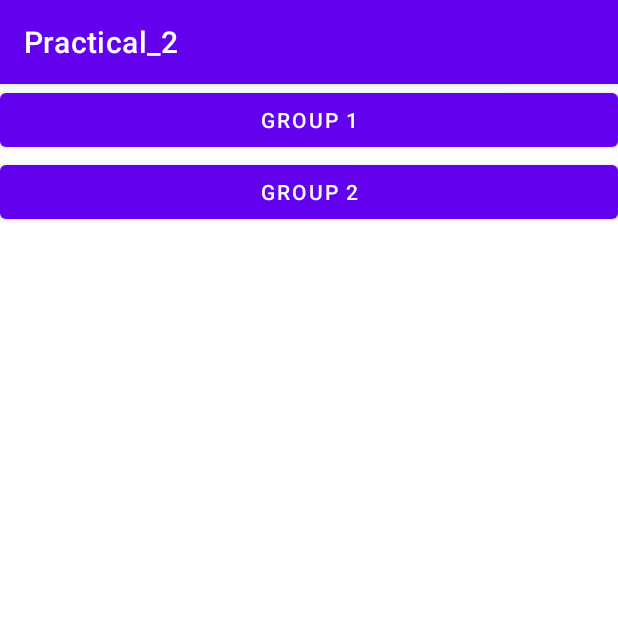
After one commit to MAD11877/mad22-practical-6---storage-rurururun, an Android app: the MessageGroup screen opened directly, with no data from a screen before it, on a phone screen of 412 x 824 dp, the top half of it. The commit adds this screen. Run offline under Robolectric (Android 15) with nearby library versions, the phone set to English and light mode, and no system bars.

Commit message:
Practical 3 Completed

```diff
--- /dev/null
+++ b/app/src/main/java/sg/edu/np/practical_2/MessageGroup.java
@@ -0,0 +1,49 @@
+package sg.edu.np.practical_2;
+
+import androidx.appcompat.app.AppCompatActivity;
+import androidx.fragment.app.Fragment;
+import androidx.fragment.app.FragmentTransaction;
+
+import android.os.Bundle;
+import android.view.View;
+import android.widget.Button;
+
+public class MessageGroup extends AppCompatActivity {
+
+    @Override
+    protected void onCreate(Bundle savedInstanceState) {
+        super.onCreate(savedInstanceState);
+        setContentView(R.layout.activity_message_group);
+        Button group1 = findViewById(R.id.button3);
+        Button group2 = findViewById(R.id.button4);
+
+        Fragment f1 = new Fragment(R.layout.group1);
+        Fragment f2 = new Fragment(R.layout.group2);
+
+        group1.setOnClickListener(new View.OnClickListener() {
+            @Override
+            public void onClick(View view) {
+                // Begin the transaction
+                FragmentTransaction ft = getSupportFragmentManager().beginTransaction();
+                // Replace the contents of the container with the new fragment
+                ft.replace(R.id.frameLayout, f1);
+                // or ft.add(R.id.your_placeholder, new FooFragment());
+                // Complete the changes added above
+                ft.commit();
+            }
+        });
+
+        group2.setOnClickListener(new View.OnClickListener() {
+            @Override
+            public void onClick(View view) {
+                // Begin the transaction
+                FragmentTransaction ft = getSupportFragmentManager().beginTransaction();
+                // Replace the contents of the container with the new fragment
+                ft.replace(R.id.frameLayout, f2);
+                // or ft.add(R.id.your_placeholder, new FooFragment());
+                // Complete the changes added above
+                ft.commit();
+            }
+        });
+    }
+}
--- /dev/null
+++ b/app/src/main/res/layout/activity_message_group.xml
@@ -0,0 +1,37 @@
+<?xml version="1.0" encoding="utf-8"?>
+<androidx.constraintlayout.widget.ConstraintLayout xmlns:android="http://schemas.android.com/apk/res/android"
+    xmlns:app="http://schemas.android.com/apk/res-auto"
+    xmlns:tools="http://schemas.android.com/tools"
+    android:layout_width="match_parent"
+    android:layout_height="match_parent"
+    tools:context=".MessageGroup" >
+
+    <Button
+        android:id="@+id/button3"
+        android:layout_width="match_parent"
+        android:layout_height="wrap_content"
+        android:text="Group 1"
+        app:layout_constraintEnd_toEndOf="parent"
+        app:layout_constraintStart_toStartOf="parent"
+        app:layout_constraintTop_toTopOf="parent" />
+
+    <Button
+        android:id="@+id/button4"
+        android:layout_width="match_parent"
+        android:layout_height="wrap_content"
+        android:text="Group 2"
+        app:layout_constraintEnd_toEndOf="parent"
+        app:layout_constraintStart_toStartOf="parent"
+        app:layout_constraintTop_toBottomOf="@+id/button3" />
+
+    <FrameLayout
+        android:id="@+id/frameLayout"
+        android:layout_width="0dp"
+        android:layout_height="0dp"
+        app:layout_constraintBottom_toBottomOf="parent"
+        app:layout_constraintEnd_toEndOf="parent"
+        app:layout_constraintStart_toStartOf="parent"
+        app:layout_constraintTop_toBottomOf="@+id/button4">
+
+    </FrameLayout>
+</androidx.constraintlayout.widget.ConstraintLayout>
```
Also changed, not shown: app/src/main/AndroidManifest.xml (+12 -0 lines), app/src/main/java/sg/edu/np/practical_2/ListActivity.java (added, +50 -0 lines), app/src/main/java/sg/edu/np/practical_2/MainActivity.java (+22 -0 lines), app/src/main/res/layout/activity_list.xml (added, +23 -0 lines), app/src/main/res/layout/group1.xml (added, +18 -0 lines), app/src/main/res/layout/group2.xml (added, +17 -0 lines).
